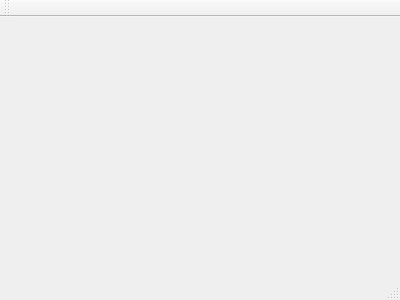
Old version of the form applications/QEWidgetDisplayApp/mainwindow.ui in the repository andrewrhyder/epicsqt.
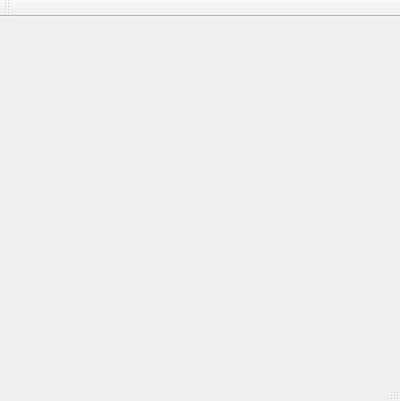
New version of the form.

Patch:
```diff
--- a/applications/QEWidgetDisplayApp/mainwindow.ui
+++ b/applications/QEWidgetDisplayApp/mainwindow.ui
@@ -7,7 +7,7 @@
     <x>0</x>
     <y>0</y>
     <width>400</width>
-    <height>300</height>
+    <height>401</height>
    </rect>
   </property>
   <property name="windowTitle">
```
